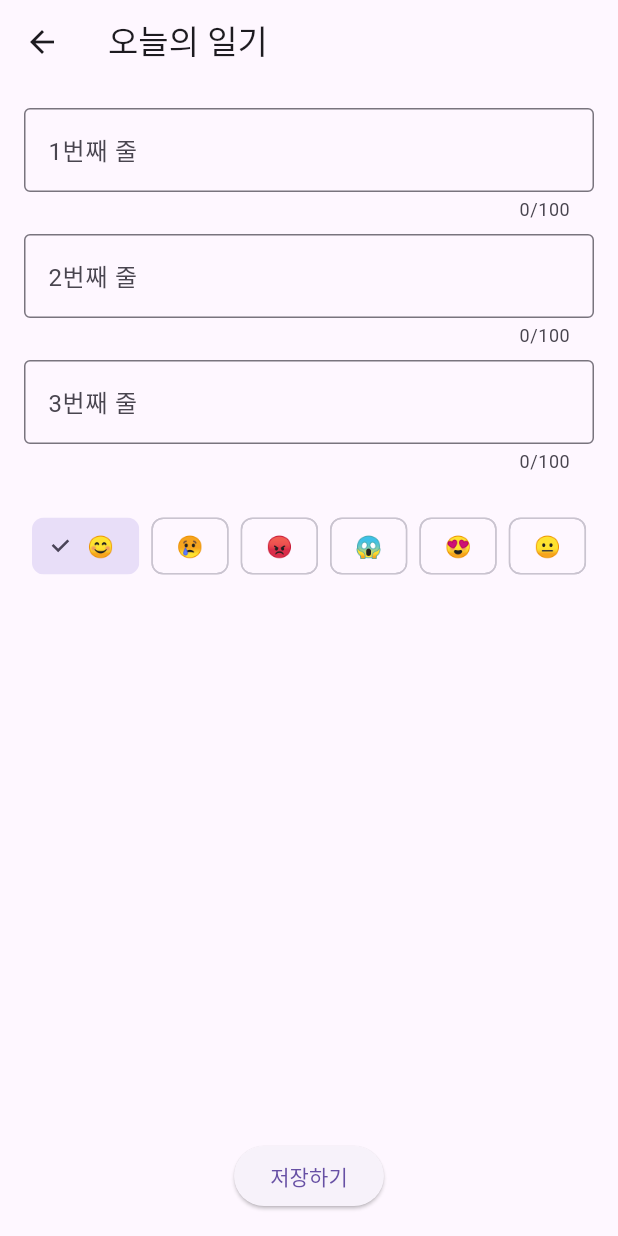
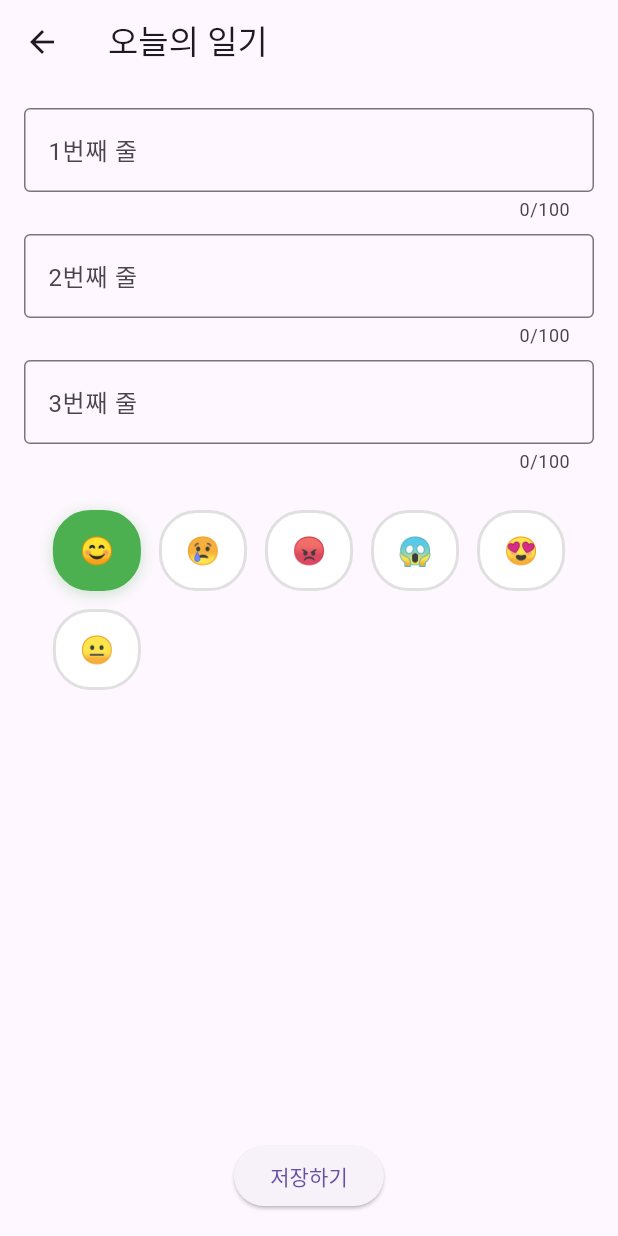
Before and after one commit to pnci1029/thanks_by, a Flutter app: the WriteScreen screen opened by its route, on a phone screen of 412 x 824 dp. Run offline on Flutter 3.47's test engine with Material 3 defaults, Android fonts, the light colour scheme and no system bars; our stand-ins replace fluttertoast, sqflite, table_calendar; accounts and stored records are empty.

Commit message:
이모티콘 셀렉터 추가

```diff
--- a/lib/widgets/emotion_tag_selector.dart
+++ b/lib/widgets/emotion_tag_selector.dart
@@ -15,13 +15,38 @@ class EmotionTagSelector extends StatelessWidget {
   @override
   Widget build(BuildContext context) {
     return Wrap(
-      spacing: 8,
+      spacing: 12,
+      runSpacing: 12,
       children: tags.map((tag) {
         final isSelected = tag == selectedTag;
-        return ChoiceChip(
-          label: Text(tag),
-          selected: isSelected,
-          onSelected: (_) => onChanged(tag),
+        return GestureDetector(
+          onTap: () => onChanged(tag),
+          child: Container(
+            padding: const EdgeInsets.symmetric(horizontal: 16, vertical: 12),
+            decoration: BoxDecoration(
+              color: isSelected ? const Color(0xFF4CAF50) : Colors.white,
+              borderRadius: BorderRadius.circular(25),
+              border: Border.all(
+                color: isSelected ? const Color(0xFF4CAF50) : Colors.grey.shade300,
+                width: 2,
+              ),
+              boxShadow: isSelected ? [
+                BoxShadow(
+                  color: const Color(0xFF4CAF50).withOpacity(0.3),
+                  blurRadius: 8,
+                  offset: const Offset(0, 2),
+                ),
+              ] : null,
+            ),
+            child: Text(
+              tag,
+              style: TextStyle(
+                fontSize: 18,
+                color: isSelected ? Colors.white : Colors.black87,
+                fontWeight: isSelected ? FontWeight.w600 : FontWeight.normal,
+              ),
+            ),
+          ),
         );
       }).toList(),
     );
```
